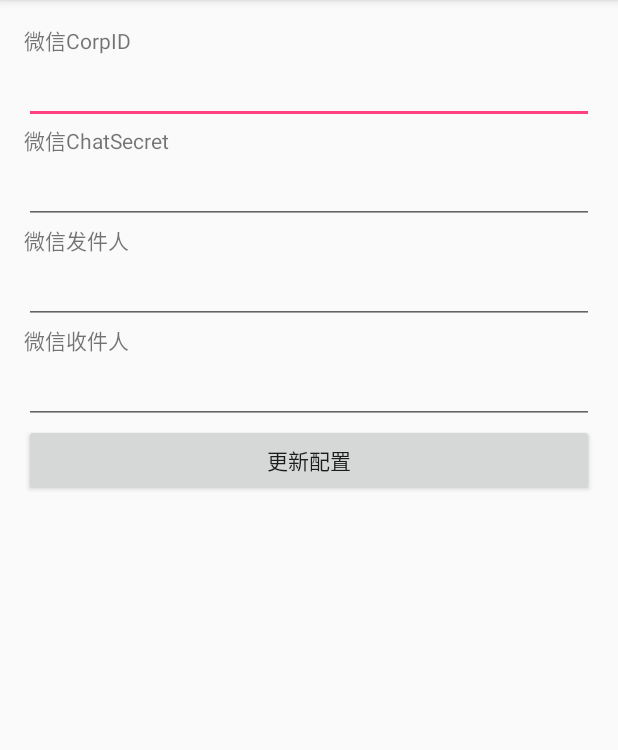
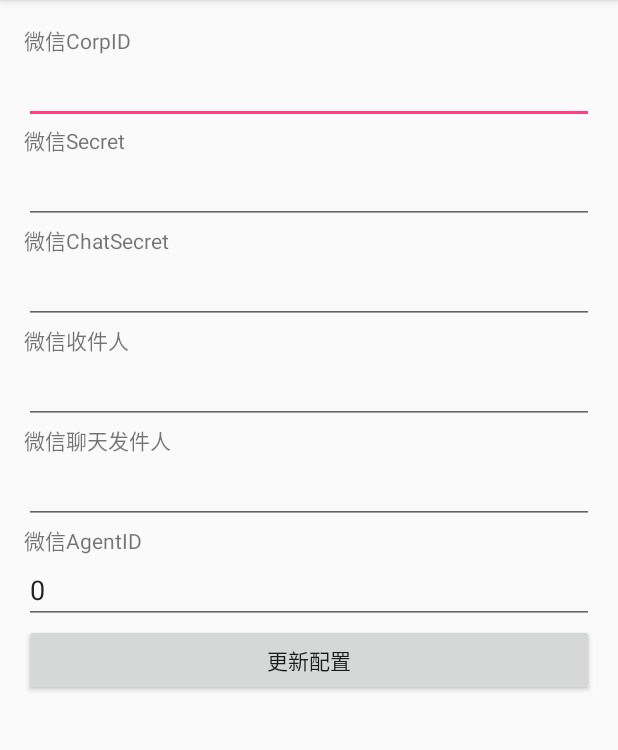
Before and after one commit to athurg/xinshi, an Android app: the screen it shows after launch (MainActivity), after a tap on "更新配置", on a phone screen of 412 x 824 dp, the part 84-834 px from its top. Run offline under Robolectric (Android 15) with nearby library versions, the phone set to English and light mode, and no system bars.

Commit message:
Support WeChat secret and agentId preference edit

```diff
--- a/app/src/main/java/org/gooth/xinshi/MainActivity.java
+++ b/app/src/main/java/org/gooth/xinshi/MainActivity.java
@@ -27,11 +27,18 @@ public class MainActivity extends AppCompatActivity {
         editText = (EditText) findViewById(R.id.chatSecretEditText);
         editText.setText(preference.getString("wechat_chat_secret", ""));
 
+        editText = (EditText) findViewById(R.id.secretEditText);
+        editText.setText(preference.getString("wechat_secret", ""));
+
         editText = (EditText) findViewById(R.id.senderEditText);
         editText.setText(preference.getString("wechat_notify_sender", ""));
 
         editText = (EditText) findViewById(R.id.receiverEditText);
         editText.setText(preference.getString("wechat_notify_receiver", ""));
+
+        editText = (EditText) findViewById(R.id.agentIdEditText);
+        Integer agentid = preference.getInt("wechat_notify_agent_id", 0);
+        editText.setText(agentid.toString());
     }
 
     //更新配置按钮回调函数
@@ -46,12 +53,18 @@ public class MainActivity extends AppCompatActivity {
         editText = (EditText) findViewById(R.id.chatSecretEditText);
         editor.putString("wechat_chat_secret", editText.getText().toString());
 
+        editText = (EditText) findViewById(R.id.secretEditText);
+        editor.putString("wechat_secret", editText.getText().toString());
+
         editText = (EditText) findViewById(R.id.senderEditText);
         editor.putString("wechat_notify_sender", editText.getText().toString());
 
         editText = (EditText) findViewById(R.id.receiverEditText);
         editor.putString("wechat_notify_receiver", editText.getText().toString());
 
+        editText = (EditText) findViewById(R.id.agentIdEditText);
+        editor.putInt("wechat_notify_agent_id", Integer.parseInt(editText.getText().toString()));
+
         editor.apply();
     }
 }
--- a/app/src/main/res/layout/activity_main.xml
+++ b/app/src/main/res/layout/activity_main.xml
@@ -34,6 +34,20 @@
             android:id="@+id/corpIdEditText" />
 
         <TextView
+            android:text="微信Secret"
+            android:layout_width="match_parent"
+            android:layout_height="wrap_content"
+            android:id="@+id/secretTextView" />
+
+        <EditText
+            android:layout_width="match_parent"
+            android:layout_height="wrap_content"
+            android:inputType="text"
+            android:text="xxxx"
+            android:ems="10"
+            android:id="@+id/secretEditText" />
+
+        <TextView
             android:text="微信ChatSecret"
             android:layout_width="match_parent"
             android:layout_height="wrap_content"
@@ -43,23 +57,9 @@
             android:layout_width="match_parent"
             android:layout_height="wrap_content"
             android:inputType="text"
-            android:text="Name"
+            android:text="xxxx"
             android:ems="10"
             android:id="@+id/chatSecretEditText" />
-
-        <TextView
-            android:text="微信发件人"
-            android:layout_width="match_parent"
-            android:layout_height="wrap_content"
-            android:id="@+id/senderTextView" />
-
-        <EditText
-            android:layout_width="match_parent"
-            android:layout_height="wrap_content"
-            android:inputType="text"
-            android:text="Name"
-            android:ems="10"
-            android:id="@+id/senderEditText" />
 
         <TextView
             android:text="微信收件人"
@@ -71,9 +71,37 @@
             android:layout_width="match_parent"
             android:layout_height="wrap_content"
             android:inputType="text"
-            android:text="Name"
+            android:text="sender"
             android:ems="10"
             android:id="@+id/receiverEditText" />
+
+        <TextView
+            android:text="微信聊天发件人"
+            android:layout_width="match_parent"
+            android:layout_height="wrap_content"
+            android:id="@+id/senderTextView" />
+
+        <EditText
+            android:layout_width="match_parent"
+            android:layout_height="wrap_content"
+            android:inputType="text"
+            android:text="receiver"
+            android:ems="10"
+            android:id="@+id/senderEditText" />
+
+        <TextView
+            android:text="微信AgentID"
+            android:layout_width="match_parent"
+            android:layout_height="wrap_content"
+            android:id="@+id/agentIdTextView" />
+
+        <EditText
+            android:layout_width="match_parent"
+            android:layout_height="wrap_content"
+            android:inputType="numberDecimal"
+            android:text="0"
+            android:ems="10"
+            android:id="@+id/agentIdEditText" />
 
         <Button
             android:text="更新配置"
```
